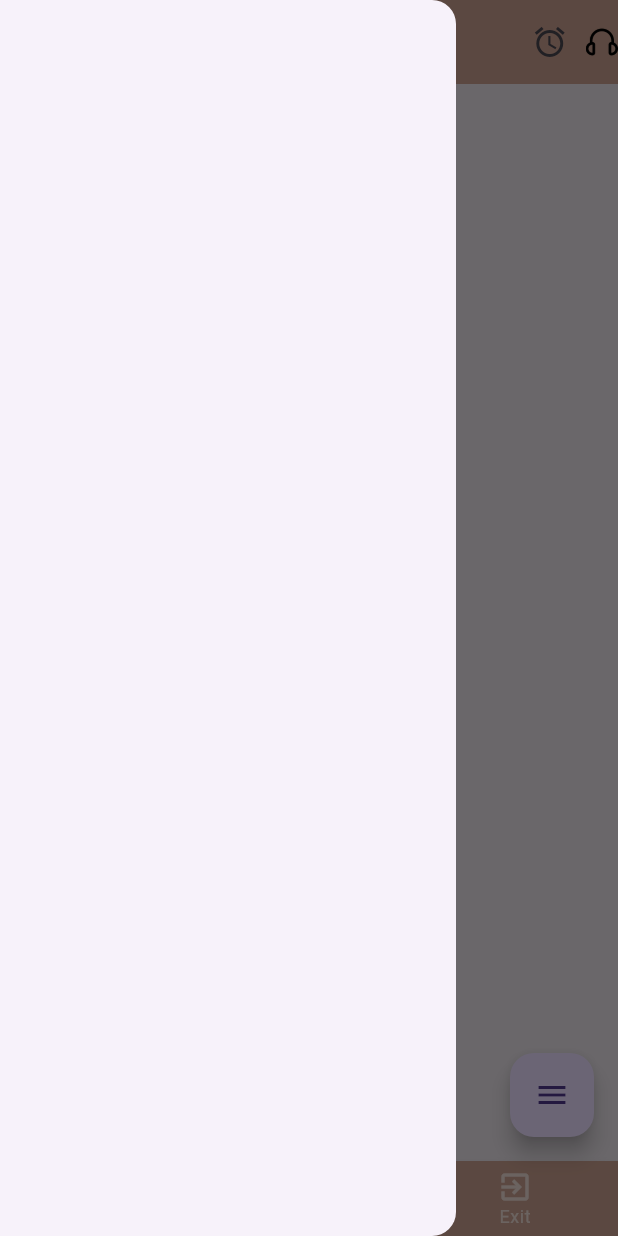
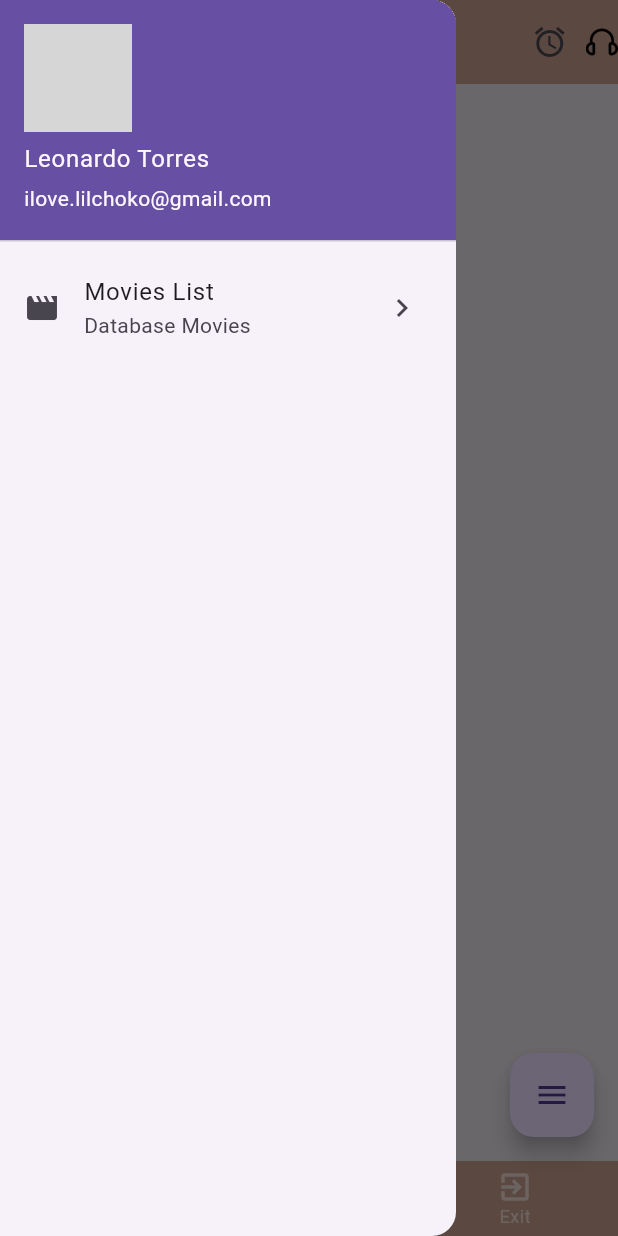
Before and after one commit to LilChoko/practica1_flutter, a Flutter app: the HomeScreen screen opened by its route, with the side drawer open, on a phone screen of 412 x 824 dp. Run offline on Flutter 3.47's test engine with Material 3 defaults, Android fonts, the phone set to English and light mode, and no system bars; drawn by our look-alikes of convex_bottom_bar, flutter_expandable_fab; our stand-ins replace sqflite; missing offline and left inert: wolt_modal_sheet; accounts and stored records are empty; network calls fail; grey boxes are pictures that could not be loaded.

Commit message:
Solucion de la base de datos

```diff
--- a/lib/main.dart
+++ b/lib/main.dart
@@ -1,6 +1,7 @@
 import 'package:flutter/material.dart';
 import 'package:practica_1/screens/home_screen.dart';
 import 'package:practica_1/screens/login_screen.dart';
+import 'package:practica_1/screens/movies_screen.dart';
 import 'package:practica_1/settings/global_values.dart';
 import 'package:practica_1/settings/theme_settings.dart';
 
@@ -20,7 +21,10 @@ class MyApp extends StatelessWidget {
             theme:
                 value ? ThemeSettings.darkTheme() : ThemeSettings.lightTheme(),
             home: const LoginScreen(),
-            routes: {"/home": (context) => const HomeScreen()},
+            routes: {
+              "/home": (context) => const HomeScreen(),
+              "/db": (context) => const MoviesScreen()
+            },
           );
         });
   }
--- a/lib/screens/home_screen.dart
+++ b/lib/screens/home_screen.dart
@@ -45,8 +45,8 @@ class _HomeScreenState extends State<HomeScreen> {
           }
         },
       ),
-      drawer: const Drawer(),
-      endDrawer: const Drawer(),
+      drawer: myDrawer(),
+      //endDrawer: const Drawer(),
       bottomNavigationBar: ConvexAppBar(
         backgroundColor: const Color.fromARGB(255, 199, 157, 141),
         items: const [
@@ -61,11 +61,13 @@ class _HomeScreenState extends State<HomeScreen> {
       floatingActionButtonLocation: ExpandableFab.location,
       floatingActionButton: ExpandableFab(key: _key, children: [
         FloatingActionButton.small(
+            heroTag: "btn1",
             onPressed: () {
               GlobalValues.banThemeDark.value = false;
             },
             child: const Icon(Icons.light_mode)),
         FloatingActionButton.small(
+            heroTag: "btn2",
             onPressed: () {
               GlobalValues.banThemeDark.value = true;
             },
@@ -73,4 +75,28 @@ class _HomeScreenState extends State<HomeScreen> {
       ]),
     );
   }
+
+  Widget myDrawer() {
+    return Drawer(
+      child: ListView(
+        children: [
+          UserAccountsDrawerHeader(
+              currentAccountPicture: CircleAvatar(
+                //PREGUNTA DE EXAMEN
+                backgroundImage:
+                    NetworkImage('https://i.pravatar.cc/150?img=3'),
+              ),
+              accountName: Text('Leonardo Torres'),
+              accountEmail: Text('ilove.lilchoko@gmail.com')),
+          ListTile(
+            onTap: () => Navigator.pushNamed(context, '/db'),
+            title: Text('Movies List'),
+            subtitle: Text('Database Movies'),
+            leading: Icon(Icons.movie),
+            trailing: Icon(Icons.chevron_right),
+          )
+        ],
+      ),
+    );
+  }
 }
--- a/pubspec.yaml
+++ b/pubspec.yaml
@@ -39,6 +39,7 @@ dependencies:
   flutter_expandable_fab: ^2.2.0
   sqflite: ^2.3.3+1
   path_provider: ^2.1.4
+  wolt_modal_sheet: ^0.9.3
 
 dev_dependencies:
   flutter_test:
```
Also changed, not shown: lib/database/movies_database.dart (+5 -2 lines), lib/screens/movies_screen.dart (+19 -1 lines), lib/views/movie_view_item.dart (added, +20 -0 lines), pubspec.lock.
